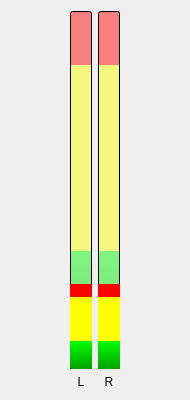
Old version of the form src/saturationwidget.ui in the repository cinemaouvert/OPP.
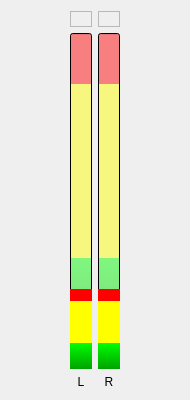
New version of the form.

Commit message: Ajout des indicateurs de saturation

Diff of the .ui file:
```diff
--- a/src/saturationwidget.ui
+++ b/src/saturationwidget.ui
@@ -28,20 +28,27 @@
     <layout class="QHBoxLayout" name="horizontalLayout">
      <item>
       <layout class="QGridLayout" name="gridLayout">
-       <item row="0" column="1">
-        <widget class="QProgressBar" name="progressBar_right">
-         <property name="value">
-          <number>24</number>
+       <item row="2" column="1">
+        <widget class="QLabel" name="label_right">
+         <property name="text">
+          <string>R</string>
          </property>
-         <property name="textVisible">
-          <bool>false</bool>
+         <property name="alignment">
+          <set>Qt::AlignCenter</set>
          </property>
-         <property name="orientation">
-          <enum>Qt::Vertical</enum>
+        </widget>
+       </item>
+       <item row="2" column="0">
+        <widget class="QLabel" name="label_left">
+         <property name="text">
+          <string>L</string>
          </property>
+         <property name="alignment">
+          <set>Qt::AlignCenter</set>
+         </property>
         </widget>
        </item>
-       <item row="0" column="0">
+       <item row="1" column="0">
         <widget class="QProgressBar" name="progressBar_left">
          <property name="enabled">
           <bool>true</bool>
@@ -57,23 +64,36 @@
          </property>
         </widget>
        </item>
-       <item row="1" column="0">
-        <widget class="QLabel" name="label_left">
-         <property name="text">
-          <string>L</string>
-         </property>
-         <property name="alignment">
-          <set>Qt::AlignCenter</set>
-         </property>
-        </widget>
-       </item>
        <item row="1" column="1">
-        <widget class="QLabel" name="label_right">
+        <widget class="QProgressBar" name="progressBar_right">
+         <property name="value">
+          <number>24</number>
+         </property>
+         <property name="textVisible">
+          <bool>false</bool>
+         </property>
+         <property name="orientation">
+          <enum>Qt::Vertical</enum>
+         </property>
+        </widget>
+       </item>
+       <item row="0" column="0">
+        <widget class="QLabel" name="label_saturationLeft">
+         <property name="frameShape">
+          <enum>QFrame::StyledPanel</enum>
+         </property>
          <property name="text">
-          <string>R</string>
+          <string/>
          </property>
-         <property name="alignment">
-          <set>Qt::AlignCenter</set>
+        </widget>
+       </item>
+       <item row="0" column="1">
+        <widget class="QLabel" name="label_saturationRight">
+         <property name="frameShape">
+          <enum>QFrame::StyledPanel</enum>
+         </property>
+         <property name="text">
+          <string/>
          </property>
         </widget>
        </item>
```
